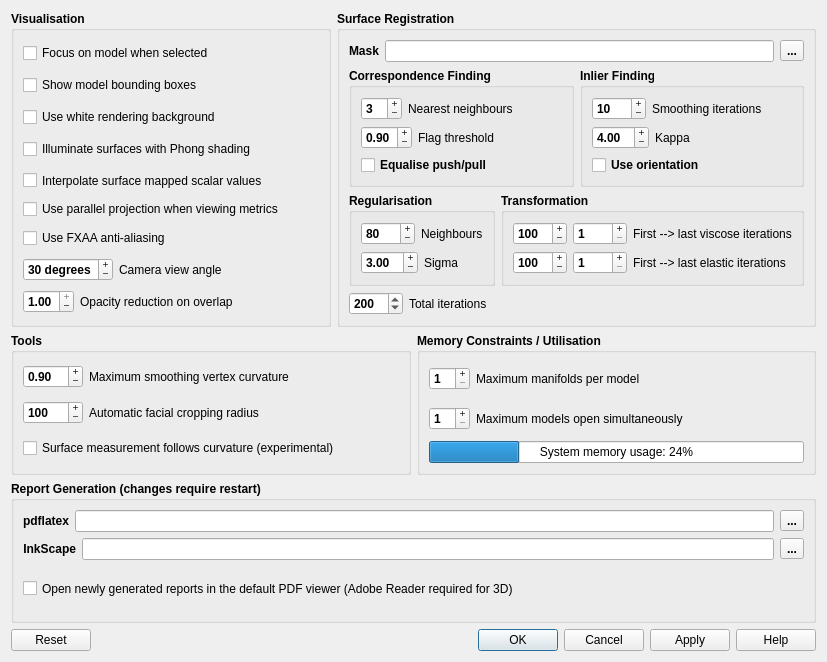
This is forms/PreferencesDialog.ui in frontiersi/Cliniface as Qt 5 draws it before an edit. The edited form follows.
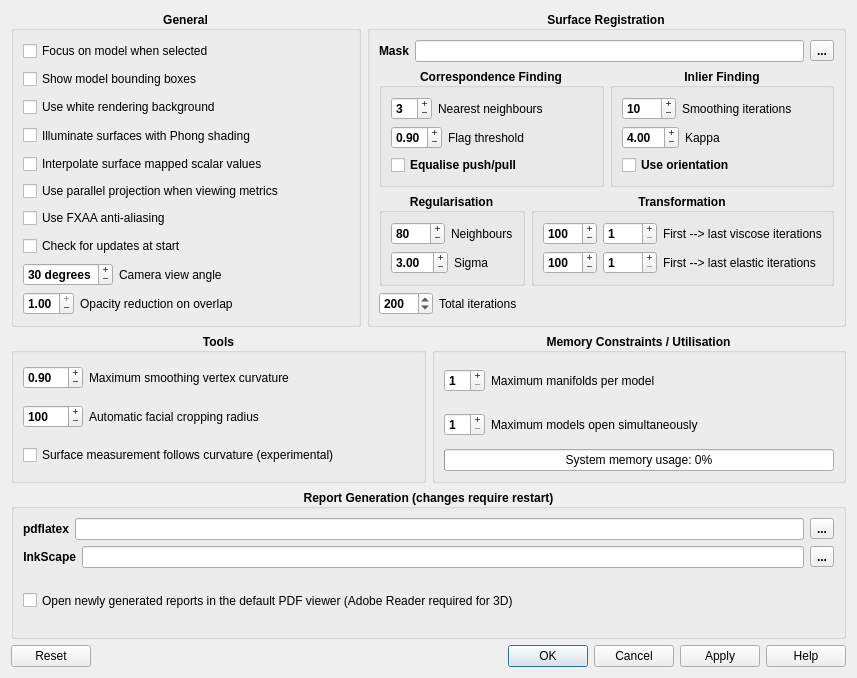
This is the edited form. Icons and pictures are not drawn.

```diff
--- a/forms/PreferencesDialog.ui
+++ b/forms/PreferencesDialog.ui
@@ -9,8 +9,8 @@
    <rect>
     <x>0</x>
     <y>0</y>
-    <width>827</width>
-    <height>662</height>
+    <width>857</width>
+    <height>678</height>
    </rect>
   </property>
   <property name="sizePolicy">
@@ -40,7 +40,10 @@
           </font>
          </property>
          <property name="title">
-          <string>Visualisation</string>
+          <string>General</string>
+         </property>
+         <property name="alignment">
+          <set>Qt::AlignCenter</set>
          </property>
          <layout class="QVBoxLayout" name="verticalLayout_4">
           <item>
@@ -218,6 +221,32 @@
             </property>
            </widget>
           </item>
+          <item>
+           <widget class="QCheckBox" name="checkUpdateCheckBox">
+            <property name="sizePolicy">
+             <sizepolicy hsizetype="Preferred" vsizetype="Preferred">
+              <horstretch>0</horstretch>
+              <verstretch>0</verstretch>
+             </sizepolicy>
+            </property>
+            <property name="font">
+             <font>
+              <weight>50</weight>
+              <bold>false</bold>
+             </font>
+            </property>
+            <property name="toolTip">
+             <string>Anti-aliasing helps to remove the &quot;staircase&quot; effect between strongly&lt;br&gt;
+contrasting colours, but can make some text more difficult to read.</string>
+            </property>
+            <property name="text">
+             <string>Check for updates at start</string>
+            </property>
+            <property name="tristate">
+             <bool>false</bool>
+            </property>
+           </widget>
+          </item>
           <item>
            <layout class="QHBoxLayout" name="horizontalLayout_10" stretch="0,1">
             <item>
@@ -316,6 +345,9 @@
        <property name="title">
         <string>Surface Registration</string>
        </property>
+       <property name="alignment">
+        <set>Qt::AlignCenter</set>
+       </property>
        <layout class="QVBoxLayout" name="verticalLayout_9">
         <item>
          <layout class="QHBoxLayout" name="horizontalLayout_4" stretch="0,1,0">
@@ -367,6 +399,9 @@
             <property name="title">
              <string>Correspondence Finding</string>
             </property>
+            <property name="alignment">
+             <set>Qt::AlignCenter</set>
+            </property>
             <layout class="QVBoxLayout" name="verticalLayout_3">
              <item>
               <layout class="QHBoxLayout" name="horizontalLayout_8" stretch="0,1">
@@ -449,6 +484,9 @@
             <property name="title">
              <string>Inlier Finding</string>
             </property>
+            <property name="alignment">
+             <set>Qt::AlignCenter</set>
+            </property>
             <layout class="QVBoxLayout" name="verticalLayout_6">
              <item>
               <layout class="QHBoxLayout" name="horizontalLayout_15" stretch="0,1">
@@ -535,6 +573,9 @@
             <property name="title">
              <string>Regularisation</string>
             </property>
+            <property name="alignment">
+             <set>Qt::AlignCenter</set>
+            </property>
             <layout class="QVBoxLayout" name="verticalLayout_7">
              <item>
               <layout class="QHBoxLayout" name="horizontalLayout_20" stretch="0,1">
@@ -610,6 +651,9 @@
             <property name="title">
              <string>Transformation</string>
             </property>
+            <property name="alignment">
+             <set>Qt::AlignCenter</set>
+            </property>
             <layout class="QVBoxLayout" name="verticalLayout_8">
              <item>
               <layout class="QHBoxLayout" name="horizontalLayout_12" stretch="0,0,1">
@@ -762,6 +806,9 @@
        <property name="title">
         <string>Tools</string>
        </property>
+       <property name="alignment">
+        <set>Qt::AlignCenter</set>
+       </property>
        <layout class="QVBoxLayout" name="verticalLayout_5">
         <item>
          <layout class="QHBoxLayout" name="horizontalLayout_19" stretch="0,1">
@@ -883,6 +930,9 @@
        <property name="title">
         <string>Memory Constraints / Utilisation</string>
        </property>
+       <property name="alignment">
+        <set>Qt::AlignCenter</set>
+       </property>
        <layout class="QVBoxLayout" name="verticalLayout_2">
         <item>
          <layout class="QHBoxLayout" name="horizontalLayout_5" stretch="0,1">
@@ -953,7 +1003,7 @@
            </font>
           </property>
           <property name="value">
-           <number>24</number>
+           <number>0</number>
           </property>
           <property name="alignment">
            <set>Qt::AlignCenter</set>
@@ -969,8 +1019,6 @@
     </layout>
    </item>
    <item>
-    <layout class="QHBoxLayout" name="horizontalLayout_13" stretch="3">
-     <item>
       <widget class="QGroupBox" name="groupBox_2">
        <property name="font">
         <font>
@@ -981,6 +1029,9 @@
        <property name="title">
         <string>Report Generation (changes require restart)</string>
        </property>
+     <property name="alignment">
+      <set>Qt::AlignCenter</set>
+     </property>
        <layout class="QVBoxLayout" name="verticalLayout">
         <item>
          <layout class="QHBoxLayout" name="horizontalLayout_3" stretch="0,1,0">
@@ -1092,8 +1143,6 @@
         </item>
        </layout>
       </widget>
-     </item>
-    </layout>
    </item>
    <item>
     <widget class="QDialogButtonBox" name="buttonBox">
```
Lines whose indentation alone changed are shown as unchanged.
